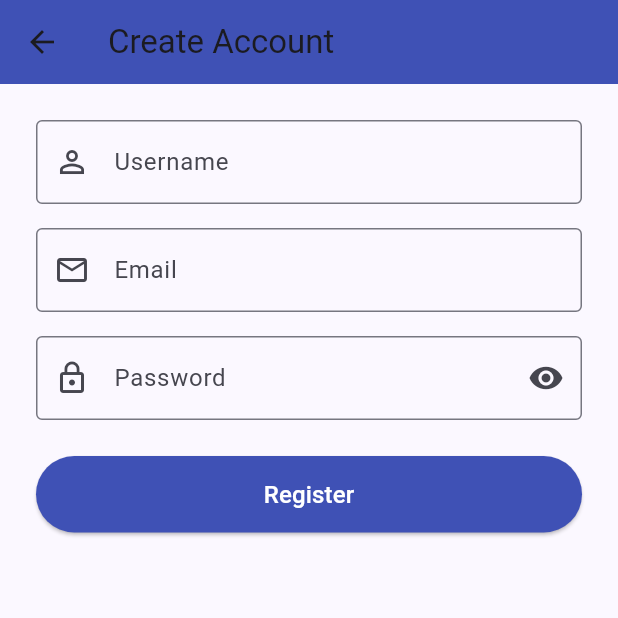
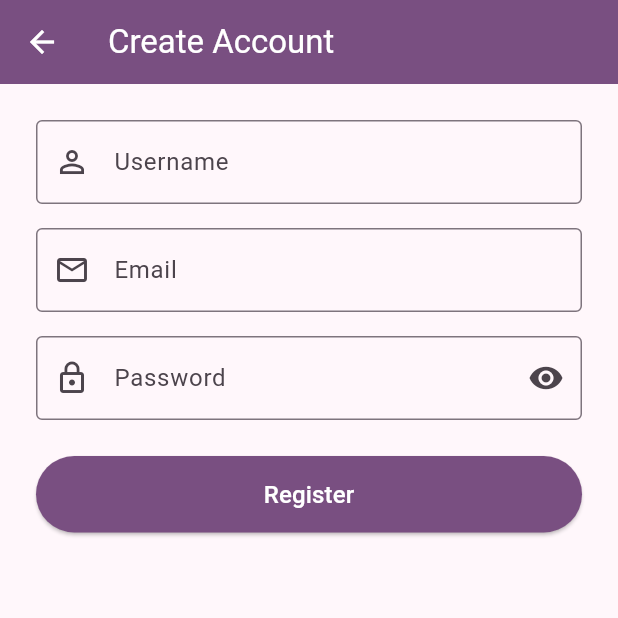
Before and after one commit to teguh-satriya/patungan-mobile-app, a Flutter app: the screen it shows after launch, after a tap on "Login", after a tap on "Don't have an account? Register", on a phone screen of 412 x 824 dp, the top half of it. Run offline on Flutter 3.47's test engine with Material 3 defaults, Android fonts, the light colour scheme and no system bars; our stand-ins replace shared_preferences; accounts and stored records are empty; network calls fail.

Commit message:
change color scheme and add dark theme

```diff
--- a/lib/app.dart
+++ b/lib/app.dart
@@ -5,8 +5,10 @@ import 'controllers/budget_controller.dart';
 import 'controllers/summary_controller.dart';
 import 'controllers/report_controller.dart';
 import 'controllers/transaction_controller.dart';
+import 'controllers/theme_controller.dart';
 import 'views/auth/login_screen.dart';
 import 'views/dashboard/dashboard_screen.dart';
+import 'core/theme.dart';
 
 class PatunganApp extends StatelessWidget {
   const PatunganApp({super.key});
@@ -20,16 +22,19 @@ class PatunganApp extends StatelessWidget {
         ChangeNotifierProvider(create: (_) => SummaryController()),
         ChangeNotifierProvider(create: (_) => ReportController()),
         ChangeNotifierProvider(create: (_) => TransactionController()),
+        ChangeNotifierProvider(create: (_) => ThemeController()),
       ],
-      child: MaterialApp(
-        title: 'Patungan',
-        debugShowCheckedModeBanner: false,
-        theme: ThemeData(
-          colorScheme: ColorScheme.fromSeed(seedColor: Colors.indigo),
-          useMaterial3: true,
-        ),
-        home: const _AuthGate(),
-      ),
+      child: Builder(builder: (context) {
+        final mode = context.watch<ThemeController>().mode;
+        return MaterialApp(
+          title: 'Patungan',
+          debugShowCheckedModeBanner: false,
+          theme: AppTheme.light(),
+          darkTheme: AppTheme.dark(),
+          themeMode: mode,
+          home: const _AuthGate(),
+        );
+      }),
     );
   }
 }
--- /dev/null
+++ b/lib/controllers/theme_controller.dart
@@ -0,0 +1,17 @@
+import 'package:flutter/material.dart';
+
+class ThemeController extends ChangeNotifier {
+  ThemeMode _mode = ThemeMode.light;
+  ThemeMode get mode => _mode;
+
+  void setMode(ThemeMode m) {
+    if (_mode == m) return;
+    _mode = m;
+    notifyListeners();
+  }
+
+  void toggle() {
+    _mode = _mode == ThemeMode.dark ? ThemeMode.light : ThemeMode.dark;
+    notifyListeners();
+  }
+}
--- /dev/null
+++ b/lib/core/theme.dart
@@ -0,0 +1,48 @@
+import 'package:flutter/material.dart';
+
+class AppTheme {
+  static const Color seed = Color(0xFF8E24AA);
+
+  static ThemeData light() {
+    final cs = ColorScheme.fromSeed(seedColor: seed);
+    final custom = cs.copyWith(
+      primary: cs.primary,
+      secondary: cs.secondary,
+      error: cs.error,
+    );
+
+    return ThemeData(
+      colorScheme: custom,
+      useMaterial3: true,
+      appBarTheme: AppBarTheme(backgroundColor: custom.primary, foregroundColor: Colors.white),
+      floatingActionButtonTheme: FloatingActionButtonThemeData(backgroundColor: custom.primary),
+    );
+  }
+
+  static ThemeData dark() {
+    final cs = ColorScheme.fromSeed(seedColor: seed, brightness: Brightness.dark);
+    final custom = cs.copyWith(
+      primary: cs.primary,
+      secondary: cs.secondary,
+      error: cs.error,
+    );
+
+    return ThemeData(
+      colorScheme: custom,
+      brightness: Brightness.dark,
+      useMaterial3: true,
+      appBarTheme: AppBarTheme(backgroundColor: custom.primary, foregroundColor: Colors.white),
+      floatingActionButtonTheme: FloatingActionButtonThemeData(backgroundColor: custom.primary),
+    );
+  }
+}
+
+extension AppThemeColors on BuildContext {
+  Color get appPrimary => Theme.of(this).colorScheme.primary;
+  Color get appSecondary => Theme.of(this).colorScheme.secondary;
+  Color get appSuccess => const Color(0xFF4CAF50);
+  Color get appDanger => const Color(0xFFF44336);
+  Color get appWarning => const Color(0xFFFFC107);
+  Color get appInfo => const Color(0xFF2196F3);
+  Color get appAccent => Theme.of(this).colorScheme.secondary;
+}
--- a/lib/views/auth/login_screen.dart
+++ b/lib/views/auth/login_screen.dart
@@ -1,6 +1,7 @@
 import 'package:flutter/material.dart';
 import 'package:provider/provider.dart';
 import '../../controllers/auth_controller.dart';
+import '../../core/theme.dart';
 import 'register_screen.dart';
 
 class LoginScreen extends StatefulWidget {
@@ -29,7 +30,7 @@ class _LoginScreenState extends State<LoginScreen> {
     final ok = await auth.login(_emailCtrl.text.trim(), _passCtrl.text);
     if (!ok && mounted) {
       ScaffoldMessenger.of(context).showSnackBar(
-        SnackBar(content: Text(auth.error ?? 'Login failed'), backgroundColor: Colors.red),
+        SnackBar(content: Text(auth.error ?? 'Login failed'), backgroundColor: context.appDanger),
       );
     }
   }
@@ -47,14 +48,14 @@ class _LoginScreenState extends State<LoginScreen> {
               child: Column(
                 crossAxisAlignment: CrossAxisAlignment.stretch,
                 children: [
-                  const Icon(Icons.account_balance_wallet, size: 72, color: Colors.indigo),
+                  Icon(Icons.account_balance_wallet, size: 72, color: Theme.of(context).colorScheme.primary),
                   const SizedBox(height: 16),
                   Text(
                     'Patungan',
                     textAlign: TextAlign.center,
                     style: Theme.of(context).textTheme.headlineMedium?.copyWith(
                           fontWeight: FontWeight.bold,
-                          color: Colors.indigo,
+                          color: Theme.of(context).colorScheme.primary,
                         ),
                   ),
                   const SizedBox(height: 8),
@@ -96,7 +97,7 @@ class _LoginScreenState extends State<LoginScreen> {
                     onPressed: auth.isLoading ? null : _submit,
                     style: ElevatedButton.styleFrom(
                       padding: const EdgeInsets.symmetric(vertical: 14),
-                      backgroundColor: Colors.indigo,
+                      backgroundColor: Theme.of(context).colorScheme.primary,
                       foregroundColor: Colors.white,
                     ),
                     child: auth.isLoading
--- a/lib/views/auth/register_screen.dart
+++ b/lib/views/auth/register_screen.dart
@@ -1,6 +1,7 @@
 import 'package:flutter/material.dart';
 import 'package:provider/provider.dart';
 import '../../controllers/auth_controller.dart';
+import '../../core/theme.dart';
 
 class RegisterScreen extends StatefulWidget {
   const RegisterScreen({super.key});
@@ -32,15 +33,15 @@ class _RegisterScreenState extends State<RegisterScreen> {
     if (!mounted) return;
     if (ok) {
       ScaffoldMessenger.of(context).showSnackBar(
-        const SnackBar(
-          content: Text('Registration successful! Please login.'),
-          backgroundColor: Colors.green,
+        SnackBar(
+          content: const Text('Registration successful! Please login.'),
+          backgroundColor: context.appSuccess,
         ),
       );
       Navigator.pop(context);
     } else {
       ScaffoldMessenger.of(context).showSnackBar(
-        SnackBar(content: Text(auth.error ?? 'Registration failed'), backgroundColor: Colors.red),
+        SnackBar(content: Text(auth.error ?? 'Registration failed'), backgroundColor: context.appDanger),
       );
     }
   }
@@ -49,7 +50,7 @@ class _RegisterScreenState extends State<RegisterScreen> {
   Widget build(BuildContext context) {
     final auth = context.watch<AuthController>();
     return Scaffold(
-      appBar: AppBar(title: const Text('Create Account'), backgroundColor: Colors.indigo),
+      appBar: AppBar(title: const Text('Create Account'), backgroundColor: Theme.of(context).colorScheme.primary),
       body: SafeArea(
         child: SingleChildScrollView(
           padding: const EdgeInsets.all(24),
@@ -100,7 +101,7 @@ class _RegisterScreenState extends State<RegisterScreen> {
                   onPressed: auth.isLoading ? null : _submit,
                   style: ElevatedButton.styleFrom(
                     padding: const EdgeInsets.symmetric(vertical: 14),
-                    backgroundColor: Colors.indigo,
+                    backgroundColor: Theme.of(context).colorScheme.primary,
                     foregroundColor: Colors.white,
                   ),
                   child: auth.isLoading
```
Also changed, not shown: lib/views/budget/budget_screen.dart (+12 -11 lines), lib/views/dashboard/dashboard_screen.dart (+21 -15 lines), lib/views/report/report_screen.dart (+18 -17 lines), lib/views/summary/summary_screen.dart (+13 -12 lines), lib/views/transaction/transaction_form_screen.dart (+5 -4 lines), lib/views/transaction/transaction_list_screen.dart (+7 -7 lines), 1 other file.
